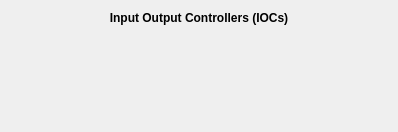
The window that src/firefly/iocs.ui (spc-group/haven) describes before a commit, drawn with Qt 5.
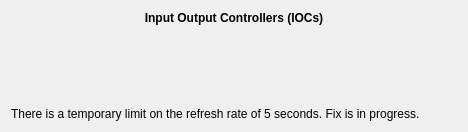
The same window after the commit. Custom widgets are drawn as their Qt base class.

Commit message: Added a note to the ioc.ui file about the 5sec refresh rate.

What changed in the file:
```diff
--- a/src/firefly/iocs.ui
+++ b/src/firefly/iocs.ui
@@ -6,7 +6,7 @@
    <rect>
     <x>0</x>
     <y>0</y>
-    <width>398</width>
+    <width>468</width>
     <height>132</height>
    </rect>
   </property>
@@ -57,6 +57,13 @@
      </property>
     </spacer>
    </item>
+   <item>
+    <widget class="QLabel" name="label_2">
+     <property name="text">
+      <string>There is a temporary limit on the refresh rate of 5 seconds. Fix is in progress.</string>
+     </property>
+    </widget>
+   </item>
   </layout>
  </widget>
  <customwidgets>
```
